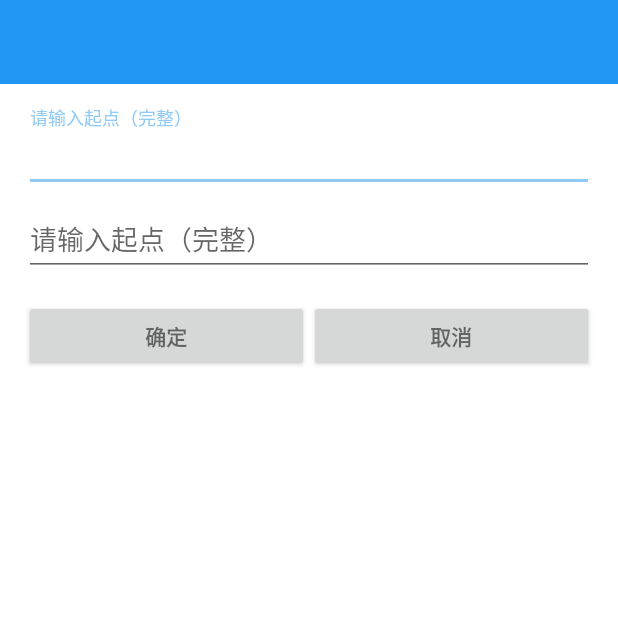
After one commit to FeifanFeimeng/GJQApp3.0, an Android app: the ChangeRouteActivity screen opened directly, with no data from a screen before it, on a phone screen of 412 x 824 dp, the top half of it. The commit adds this screen. Run offline under Robolectric (Android 15) with nearby library versions, the phone set to English and light mode, and no system bars.

```diff
--- a/app/src/main/AndroidManifest.xml
+++ b/app/src/main/AndroidManifest.xml
@@ -173,6 +173,9 @@
         <activity android:name="com.ustc.gjqapp.activity.WeatherChooseActivity">
 
         </activity>
+
+       <!-- 改变路径查询的起终点-->
+        <activity android:name=".activity.ChangeRouteActivity"/>
     </application>
 
 </manifest>
--- a/app/src/main/java/com/baidumap/PoiSearchDemo.java
+++ b/app/src/main/java/com/baidumap/PoiSearchDemo.java
@@ -65,6 +65,7 @@ public class PoiSearchDemo extends FragmentActivity implements
     private ArrayAdapter<String> sugAdapter = null;
     private int loadIndex = 0;
 
+    //初始化苏州中科大定位
     LatLng center = new LatLng(39.92235, 116.380338);
     int radius = 100;
     LatLng southwest = new LatLng( 39.92235, 116.380338 );
--- /dev/null
+++ b/app/src/main/java/com/ustc/gjqapp/activity/ChangeRouteActivity.java
@@ -0,0 +1,79 @@
+package com.ustc.gjqapp.activity;
+
+import android.app.Activity;
+import android.content.Intent;
+import android.os.Bundle;
+import android.support.annotation.Nullable;
+import android.text.TextUtils;
+import android.view.View;
+import android.widget.Button;
+import android.widget.EditText;
+import android.widget.Toast;
+
+import com.ustc.gjqapp.R;
+
+/**
+ * Created by MaLei on 2017/5/29.
+ * Email:ml1995@mail.ustc.edu.cn
+ * 改变交通查询起点和终点
+ */
+
+public class ChangeRouteActivity extends Activity implements View.OnClickListener {
+
+    private Button mSure;
+    private Button mCancel;
+    private  EditText mStartNodeStr;
+    private  EditText mEndNodeStr;
+
+    @Override
+    protected void onCreate(@Nullable Bundle savedInstanceState) {
+        super.onCreate(savedInstanceState);
+        setContentView(R.layout.activity_change_route);
+
+        mStartNodeStr = (EditText) findViewById(R.id.startNodeStr);
+        mEndNodeStr = (EditText)findViewById(R.id.endNodeStr);
+        mSure = (Button) findViewById(R.id.sure);
+        mSure.setOnClickListener(this);
+        mCancel = (Button)findViewById(R.id.cancel);
+        mCancel.setOnClickListener(this);
+    }
+
+    @Override
+    public void onClick(View v) {
+        switch (v.getId()){
+            case R.id.sure:
+                sure();
+                break;
+            case R.id.cancel:
+                finish("文荟人才公寓", "中国科学技术大学苏州研究院");
+                break;
+            default:
+                break;
+        }
+    }
+
+    private void finish(String startNodeStr, String endNodeStr) {
+        Intent mIntent = new Intent();
+        mIntent.putExtra("startNodeStr", startNodeStr);
+        mIntent.putExtra("endNodeStr", endNodeStr);
+        this.setResult(1, mIntent);
+        finish();
+    }
+
+    private void sure() {
+        String startNodeStr = mStartNodeStr.getText().toString();
+        String endNodeStr = mEndNodeStr.getText().toString();
+        if (TextUtils.isEmpty(startNodeStr) || TextUtils.isEmpty(endNodeStr)){
+            Toast.makeText(this,"输入不能为空，请重新输入",Toast.LENGTH_SHORT).show();
+            return;
+        }
+        finish(startNodeStr, endNodeStr);
+
+    }
+
+    @Override
+    public void onBackPressed() {
+        //super.onBackPressed();
+        finish("文荟人才公寓", "中国科学技术大学苏州研究院");
+    }
+}
--- a/app/src/main/java/com/ustc/gjqapp/activity/IndexActivity.java
+++ b/app/src/main/java/com/ustc/gjqapp/activity/IndexActivity.java
@@ -176,11 +176,13 @@ public class IndexActivity extends AppCompatActivity implements SwipeRefreshLayo
     public boolean onOptionsItemSelected(MenuItem item) {
         int item_id = item.getItemId();
         switch(item_id){
+            //周边查询
             case R.id.action_around:
                 Intent intent1 = new Intent(IndexActivity.this,
                         PoiSearchFragmentActivity.class);
                 startActivity(intent1);
                 break;
+            //公交查询
             case R.id.action_bus:
                 Intent intent2 = new Intent(IndexActivity.this,
                         BusLineSearchDemo.class);
@@ -191,11 +193,13 @@ public class IndexActivity extends AppCompatActivity implements SwipeRefreshLayo
                         CourseTableActivity.class);
                 startActivity(intent3);
                 break;*/
+           //交通查询
             case R.id.action_traffic:
                 Intent intent4 = new Intent(IndexActivity.this,
                         RoutePlanDemo.class);
                 startActivity(intent4);
                 break;
+            //天气查询
             case R.id.action_weather:
                 Intent intent5 = new Intent(IndexActivity.this,WeatherActivity.class);
                 startActivity(intent5);
--- a/app/src/main/res/layout/activity_busline.xml
+++ b/app/src/main/res/layout/activity_busline.xml
@@ -62,7 +62,6 @@
                 android:layout_marginRight="2dip"
                 android:layout_weight="1"
                 android:background="@drawable/button_style"
-                android:onClick="SearchNextBusline"
                 android:text="下一条" />
 
         </LinearLayout>
--- /dev/null
+++ b/app/src/main/res/layout/activity_change_route.xml
@@ -0,0 +1,114 @@
+<android.support.design.widget.CoordinatorLayout
+    xmlns:android="http://schemas.android.com/apk/res/android"
+    xmlns:app="http://schemas.android.com/apk/res-auto"
+    xmlns:tools="http://schemas.android.com/tools"
+    android:layout_width="match_parent"
+    android:layout_height="match_parent"
+    android:fitsSystemWindows="true"
+    tools:context="com.ustc.gjqapp.activity.LoginActivity">
+
+    <LinearLayout
+        android:layout_width="match_parent"
+        android:layout_height="match_parent"
+        android:orientation="vertical">
+
+        <android.support.v7.widget.Toolbar
+            android:id="@+id/toolbar"
+            android:layout_width="match_parent"
+            android:layout_height="?attr/actionBarSize"
+            android:background="?attr/colorPrimary"
+            android:theme="@style/ThemeOverlay.AppCompat.Dark.ActionBar"/>
+
+        <LinearLayout
+            android:layout_width="match_parent"
+            android:layout_height="match_parent"
+            android:gravity="center_horizontal"
+            android:orientation="vertical"
+            android:paddingBottom="@dimen/activity_vertical_margin"
+            android:paddingLeft="@dimen/activity_horizontal_margin"
+            android:paddingRight="@dimen/activity_horizontal_margin"
+            android:paddingTop="@dimen/activity_vertical_margin"
+            tools:context="com.lincanbin.carbonforum.com.ustc.carbonforum.LoginActivity">
+
+            <!-- Login progress -->
+            <ProgressBar
+                android:id="@+id/login_progress"
+                style="?android:attr/progressBarStyleLarge"
+                android:layout_width="wrap_content"
+                android:layout_height="wrap_content"
+                android:layout_marginBottom="8dp"
+                android:visibility="gone"/>
+
+            <ScrollView
+                android:id="@+id/login_form"
+                android:layout_width="match_parent"
+                android:layout_height="match_parent">
+
+                <LinearLayout
+                    android:id="@+id/username_login_form"
+                    android:layout_width="match_parent"
+                    android:layout_height="wrap_content"
+                    android:orientation="vertical">
+
+                    <android.support.design.widget.TextInputLayout
+                        android:layout_width="match_parent"
+                        android:layout_height="wrap_content">
+
+                        <EditText
+                            android:id="@+id/startNodeStr"
+                            android:layout_width="match_parent"
+                            android:layout_height="wrap_content"
+                            android:hint="请输入起点（完整）"
+                            android:imeOptions="actionNext"
+                            android:inputType="text"
+                            android:maxLines="1"
+                            android:singleLine="true"/>
+                    </android.support.design.widget.TextInputLayout>
+
+                    <android.support.design.widget.TextInputLayout
+                        android:layout_width="match_parent"
+                        android:layout_height="wrap_content">
+
+                        <EditText
+                            android:id="@+id/endNodeStr"
+                            android:layout_width="match_parent"
+                            android:layout_height="wrap_content"
+                            android:hint="请输入起点（完整）"
+                            android:imeOptions="actionNext"
+                            android:inputType="text"
+                            android:maxLines="1"
+                            android:singleLine="true"/>
+                    </android.support.design.widget.TextInputLayout>
+
+                    <LinearLayout
+                        android:layout_width="match_parent"
+                        android:layout_height="wrap_content"
+                        android:orientation="horizontal">
+
+                        <Button
+                            android:id="@+id/sure"
+                            style="?android:textAppearanceSmall"
+                            android:layout_width="0dp"
+                            android:layout_height="wrap_content"
+                            android:layout_marginTop="16dp"
+                            android:layout_weight="1"
+                            android:text="确定"
+                            android:textStyle="bold"/>
+
+                        <Button
+                            android:id="@+id/cancel"
+                            style="?android:textAppearanceSmall"
+                            android:layout_width="0dp"
+                            android:layout_height="wrap_content"
+                            android:layout_marginTop="16dp"
+                            android:layout_weight="1"
+                            android:text="取消"
+                            android:textStyle="bold"/>
+                    </LinearLayout>
+
+                </LinearLayout>
+            </ScrollView>
+
+        </LinearLayout>
+    </LinearLayout>
+</android.support.design.widget.CoordinatorLayout>
```
Also changed, not shown: app/src/main/java/com/baidumap/BusLineSearchDemo.java (+37 -2 lines), app/src/main/java/com/baidumap/RoutePlanDemo.java (+40 -2 lines), app/src/main/res/layout/activity_routeplan.xml (+11 -5 lines).
